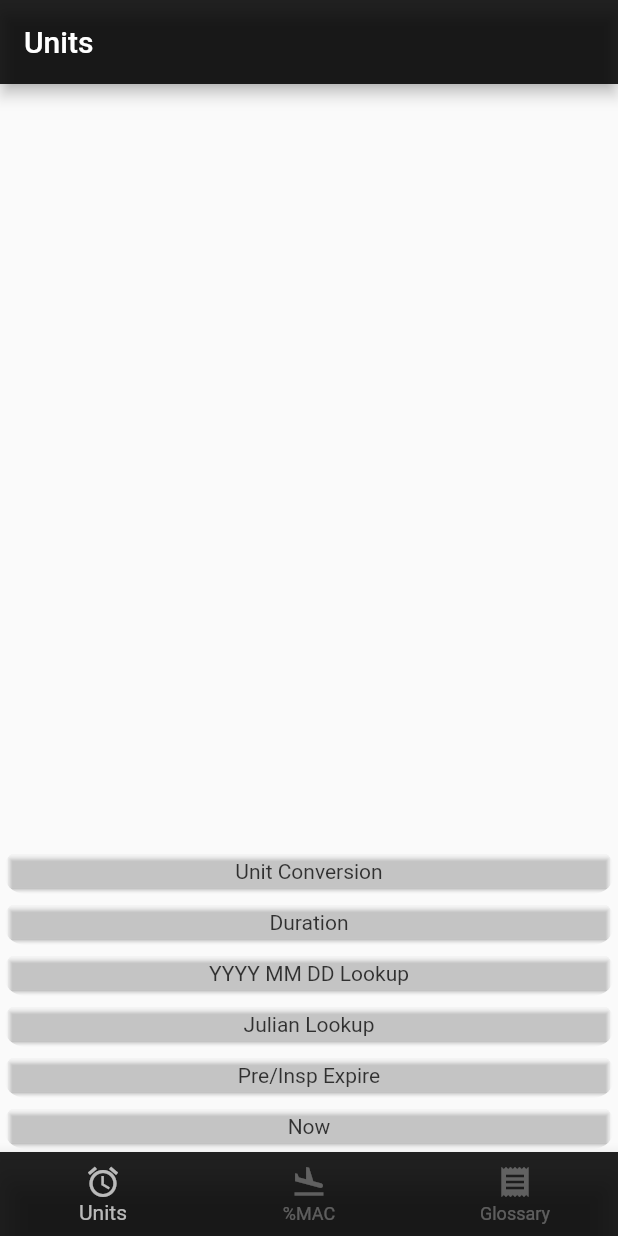
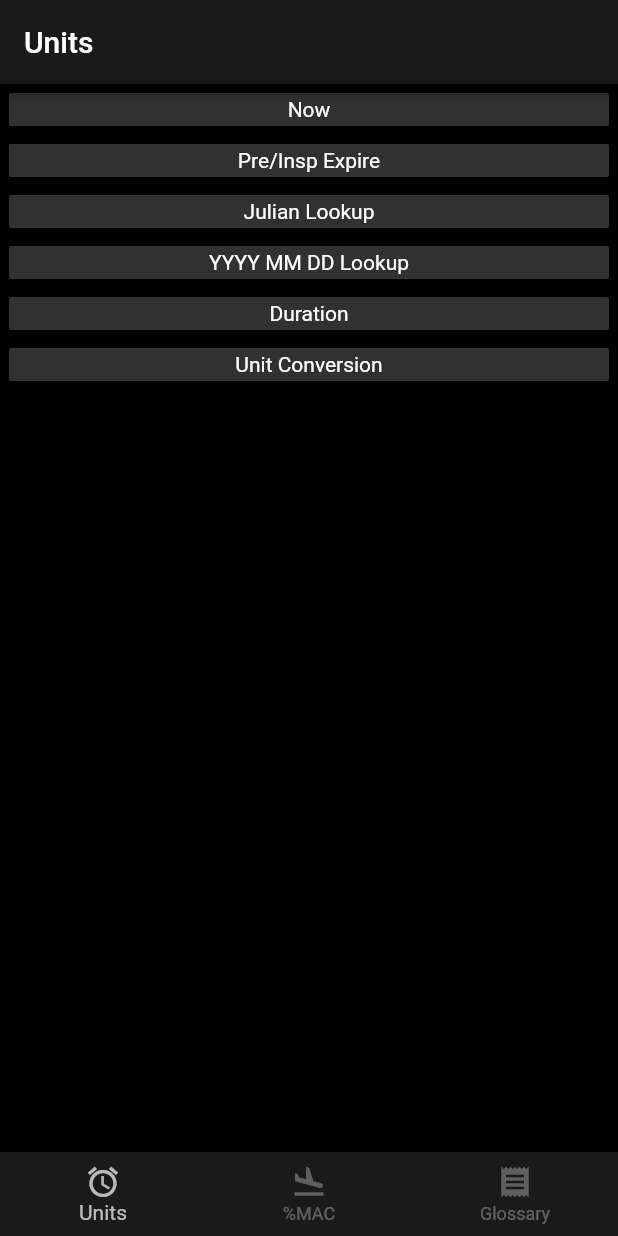
Before and after one commit to teaguestockwell/levels-v2-flutter, a Flutter app: the MyBottomBarDemo screen opened directly with empty values, after a tap on "Now", on a phone screen of 412 x 824 dp. Run offline on Flutter 3.47's test engine with Material 2 defaults, Android fonts, the phone set to English and light mode, and no system bars; our stand-ins replace cloud_firestore, flutter_datetime_picker, flutter_linkify, fluttertoast; accounts and stored records are empty; statements that could not run were skipped.

```diff
--- a/lib/home.dart
+++ b/lib/home.dart
@@ -80,8 +80,7 @@ class _HomePageState extends State<HomePage> {
   @override
   Widget build(BuildContext context) {
     return MaterialApp(
-        theme: ThemeData.light(),
-        darkTheme: ThemeData.dark(),
+        theme: ThemeData.dark(),
         home: Scaffold(
           body: body,
           backgroundColor: Colors.black,
--- a/lib/main.dart
+++ b/lib/main.dart
@@ -33,6 +33,8 @@ class _MyBottomBarDemoState extends State<MyBottomBarDemo> {
   Color deselect = Colors.white30;
   Color back = Colors.black;
   Color car = Colors.white30;
+  Color background = Colors.black;
+  Color bottombarcolor = Colors.white10;
 
   List<Widget> tabPages = [
     Screen0(),
@@ -69,8 +71,9 @@ class _MyBottomBarDemoState extends State<MyBottomBarDemo> {
           }
         },
         child: Scaffold(
+          backgroundColor: background,
           appBar: AppBar(
-            backgroundColor: topBot,
+            backgroundColor: bottombarcolor,
             title: Text(titleArr[_pageIndex]),
           ),
           bottomNavigationBar: BottomNavigationBar(
@@ -78,7 +81,7 @@ class _MyBottomBarDemoState extends State<MyBottomBarDemo> {
             showUnselectedLabels: true,
             currentIndex: _pageIndex,
             onTap: onTabTapped,
-            backgroundColor: topBot,
+            backgroundColor: bottombarcolor,
             selectedItemColor: select,
             unselectedItemColor: deselect,
             type: BottomNavigationBarType.fixed,
--- a/lib/screen0.dart
+++ b/lib/screen0.dart
@@ -7,7 +7,7 @@ class Screen0 extends StatelessWidget {
   @override
   Widget build(BuildContext context) {
     return ListView(
-      reverse: true,
+      //reverse: true,
       children: <Widget>[
       CCards('Now', TimeGrid()),
       CCards.C('Pre/Insp Expire', InspBody()),
--- a/lib/screen4.dart
+++ b/lib/screen4.dart
@@ -31,7 +31,7 @@ class _Screen4State extends State<Screen4> {
   @override
   Widget build(BuildContext context) {
     return ListView(
-      reverse: true,
+      //reverse: true,
       children: getGlossCards());
   }
 }
```
